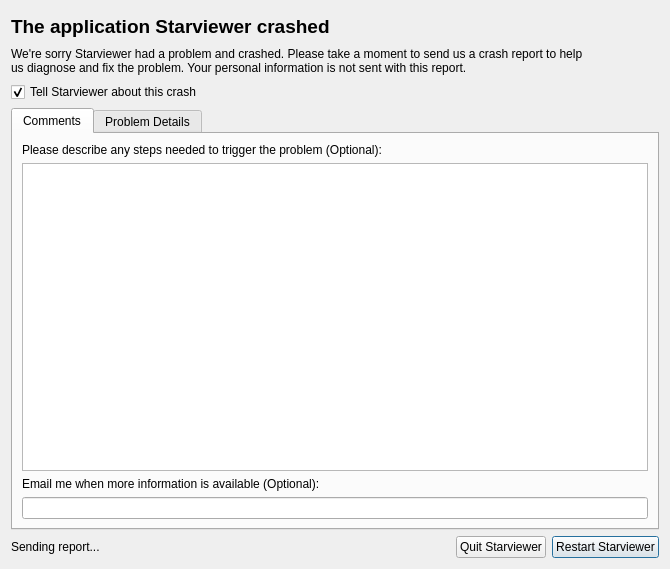
starviewer-medical/starviewer, file starviewer/src/crashreporter/qcrashreporterbase.ui: the form before one commit.
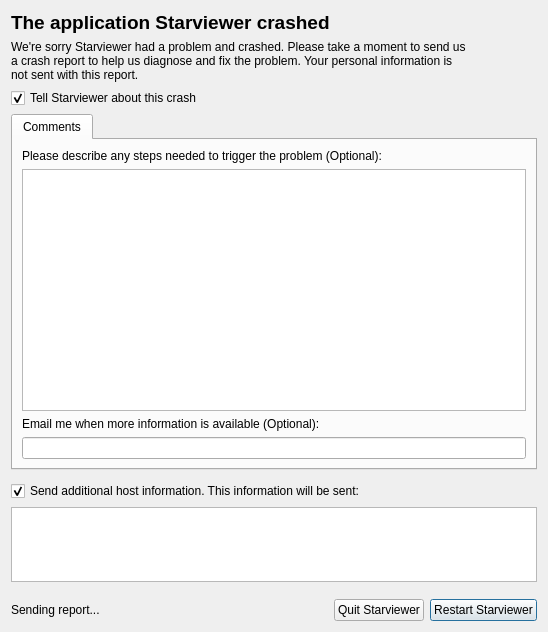
The form after the commit. Icons and pictures are not drawn.

Commit message: ENH: Es fan diverses millores al Crash Reporter: - S'afegeix als comentaris info del host: IP i domini de l'usuari (només a Windows). - S'elimina el tab de "Problem details" perquè no s'utilitza. - S'afegeix LOG per saber si el crash report s'ha enviat correctament o no.

```diff
--- a/starviewer/src/crashreporter/qcrashreporterbase.ui
+++ b/starviewer/src/crashreporter/qcrashreporterbase.ui
@@ -1,18 +1,22 @@
 <ui version="4.0" >
  <class>QCrashReporterBase</class>
- <widget class="QWidget" name="QCrashReporterBase" >
-  <property name="geometry" >
+ <widget class="QWidget" name="QCrashReporterBase">
+  <property name="geometry">
    <rect>
     <x>0</x>
     <y>0</y>
-    <width>670</width>
-    <height>569</height>
+    <width>548</width>
+    <height>632</height>
    </rect>
   </property>
-  <layout class="QGridLayout" >
-   <item row="0" column="0" colspan="5" >
-    <widget class="QLabel" name="m_titleLabel" >
-     <property name="font" >
+  <layout class="QVBoxLayout" name="verticalLayout_3">
+   <item>
+    <layout class="QHBoxLayout" name="horizontalLayout">
+     <item>
+      <layout class="QVBoxLayout" name="verticalLayout">
+       <item>
+        <widget class="QLabel" name="m_titleLabel">
+         <property name="font">
       <font>
        <pointsize>14</pointsize>
        <weight>75</weight>
@@ -24,40 +28,9 @@
      </property>
     </widget>
    </item>
-   <item rowspan="2" row="0" column="5" >
-    <widget class="QLabel" name="logoLabel" >
-     <property name="sizePolicy" >
-      <sizepolicy vsizetype="Fixed" hsizetype="Fixed" >
-       <horstretch>0</horstretch>
-       <verstretch>0</verstretch>
-      </sizepolicy>
-     </property>
-     <property name="minimumSize" >
-      <size>
-       <width>65</width>
-       <height>65</height>
-      </size>
-     </property>
-     <property name="maximumSize" >
-      <size>
-       <width>65</width>
-       <height>65</height>
-      </size>
-     </property>
-     <property name="text" >
-      <string/>
-     </property>
-     <property name="pixmap" >
-      <pixmap resource="../main/main.qrc" >:/images/starviewer.png</pixmap>
-     </property>
-     <property name="alignment" >
-      <set>Qt::AlignLeading|Qt::AlignLeft|Qt::AlignVCenter</set>
-     </property>
-    </widget>
-   </item>
-   <item row="1" column="0" colspan="5" >
-    <widget class="QLabel" name="m_informationLabel" >
-     <property name="frameShape" >
+       <item>
+        <widget class="QLabel" name="m_informationLabel">
+         <property name="frameShape">
       <enum>QFrame::NoFrame</enum>
      </property>
      <property name="frameShadow" >
@@ -80,9 +53,44 @@
      </property>
     </widget>
    </item>
-   <item row="2" column="0" colspan="5" >
-    <widget class="QCheckBox" name="m_sendReportCheckBox" >
-     <property name="text" >
+      </layout>
+     </item>
+     <item>
+      <widget class="QLabel" name="logoLabel">
+       <property name="sizePolicy">
+        <sizepolicy hsizetype="Fixed" vsizetype="Fixed">
+         <horstretch>0</horstretch>
+         <verstretch>0</verstretch>
+        </sizepolicy>
+       </property>
+       <property name="minimumSize">
+        <size>
+         <width>65</width>
+         <height>65</height>
+        </size>
+       </property>
+       <property name="maximumSize">
+        <size>
+         <width>65</width>
+         <height>65</height>
+        </size>
+       </property>
+       <property name="text">
+        <string/>
+       </property>
+       <property name="pixmap">
+        <pixmap resource="../main/main.qrc">:/images/starviewer.png</pixmap>
+       </property>
+       <property name="alignment">
+        <set>Qt::AlignLeading|Qt::AlignLeft|Qt::AlignVCenter</set>
+       </property>
+      </widget>
+     </item>
+    </layout>
+   </item>
+   <item>
+    <widget class="QCheckBox" name="m_sendReportCheckBox">
+     <property name="text">
       <string>Tell Starviewer about this crash</string>
      </property>
      <property name="checked" >
@@ -90,65 +98,110 @@
      </property>
     </widget>
    </item>
-   <item row="3" column="0" colspan="6" >
-    <widget class="QTabWidget" name="m_commentsAndProblemDetailsTabWidget" >
-     <property name="currentIndex" >
+   <item>
+    <widget class="QTabWidget" name="m_commentsAndProblemDetailsTabWidget">
+     <property name="currentIndex">
       <number>0</number>
      </property>
-     <widget class="QWidget" name="tab" >
-      <attribute name="title" >
+     <property name="tabsClosable">
+      <bool>false</bool>
+     </property>
+     <widget class="QWidget" name="tab">
+      <attribute name="title">
        <string>Comments</string>
       </attribute>
-      <layout class="QGridLayout" >
-       <item row="0" column="0" >
-        <widget class="QLabel" name="label_3" >
-         <property name="text" >
+      <layout class="QGridLayout">
+       <item row="0" column="0">
+        <widget class="QLabel" name="label_3">
+         <property name="text">
           <string>Please describe any steps needed to trigger the problem (Optional):</string>
          </property>
         </widget>
        </item>
-       <item row="1" column="0" >
-        <widget class="QTextEdit" name="m_descriptionTextEdit" />
+       <item row="1" column="0">
+        <widget class="QTextEdit" name="m_descriptionTextEdit">
+         <property name="readOnly">
+          <bool>false</bool>
+         </property>
+        </widget>
        </item>
-       <item row="2" column="0" >
-        <widget class="QLabel" name="label_4" >
-         <property name="text" >
+       <item row="2" column="0">
+        <widget class="QLabel" name="label_4">
+         <property name="text">
           <string>Email me when more information is available (Optional):</string>
          </property>
         </widget>
        </item>
-       <item row="3" column="0" >
-        <widget class="QLineEdit" name="m_emailLineEdit" />
+       <item row="3" column="0">
+        <widget class="QLineEdit" name="m_emailLineEdit"/>
        </item>
       </layout>
      </widget>
-     <widget class="QWidget" name="tab_2" >
-      <attribute name="title" >
-       <string>Problem Details</string>
-      </attribute>
-      <layout class="QGridLayout" >
-       <item row="0" column="0" >
-        <widget class="QTextEdit" name="m_problemDetailsTextEdit" />
-       </item>
-      </layout>
-     </widget>
-    </widget>
-   </item>
-   <item row="4" column="0" >
-    <widget class="QLabel" name="m_sendReportLabel" >
-     <property name="text" >
+    </widget>
+   </item>
+   <item>
+    <layout class="QHBoxLayout" name="horizontalLayout_3">
+     <property name="topMargin">
+      <number>5</number>
+     </property>
+     <property name="bottomMargin">
+      <number>11</number>
+     </property>
+     <item>
+      <layout class="QVBoxLayout" name="verticalLayout_2">
+       <item>
+        <widget class="QCheckBox" name="m_hostInformationCheckBox">
+         <property name="text">
+          <string>Send additional host information. This information will be sent:</string>
+         </property>
+         <property name="checked">
+          <bool>true</bool>
+         </property>
+        </widget>
+       </item>
+       <item>
+        <widget class="QPlainTextEdit" name="m_hostInformationTextEdit">
+         <property name="sizePolicy">
+          <sizepolicy hsizetype="Expanding" vsizetype="Fixed">
+           <horstretch>0</horstretch>
+           <verstretch>0</verstretch>
+          </sizepolicy>
+         </property>
+         <property name="maximumSize">
+          <size>
+           <width>16777215</width>
+           <height>75</height>
+          </size>
+         </property>
+         <property name="readOnly">
+          <bool>true</bool>
+         </property>
+         <property name="backgroundVisible">
+          <bool>false</bool>
+         </property>
+        </widget>
+       </item>
+      </layout>
+     </item>
+    </layout>
+   </item>
+   <item>
+    <layout class="QHBoxLayout" name="horizontalLayout_2">
+     <item>
+      <widget class="QLabel" name="m_sendReportLabel">
+       <property name="text">
       <string>Sending report...</string>
      </property>
     </widget>
    </item>
-   <item row="4" column="1" >
-    <widget class="QLabel" name="m_sendReportAnimation" >
-     <property name="text" >
-      <string> </string>
+     <item>
+      <widget class="QLabel" name="m_sendReportAnimation">
+       <property name="text">
+        <string/>
      </property>
     </widget>
    </item>
-   <item row="4" column="2" >
+     <item>
     <spacer>
      <property name="orientation" >
       <enum>Qt::Horizontal</enum>
@@ -161,22 +214,24 @@
      </property>
     </spacer>
    </item>
-   <item row="4" column="3" >
-    <widget class="QPushButton" name="m_quitPushButton" >
-     <property name="text" >
+     <item>
+      <widget class="QPushButton" name="m_quitPushButton">
+       <property name="text">
       <string>Quit Starviewer</string>
      </property>
     </widget>
    </item>
-   <item row="4" column="4" colspan="2" >
-    <widget class="QPushButton" name="m_restartPushButton" >
-     <property name="text" >
+     <item>
+      <widget class="QPushButton" name="m_restartPushButton">
+       <property name="text">
       <string>Restart Starviewer</string>
      </property>
      <property name="default" >
       <bool>true</bool>
      </property>
     </widget>
+     </item>
+    </layout>
    </item>
   </layout>
  </widget>
```
Left out of the diff: 69 changed lines with no effect on the pictures. Lines whose indentation alone changed are shown as unchanged. The commit also changes 2 other files.
